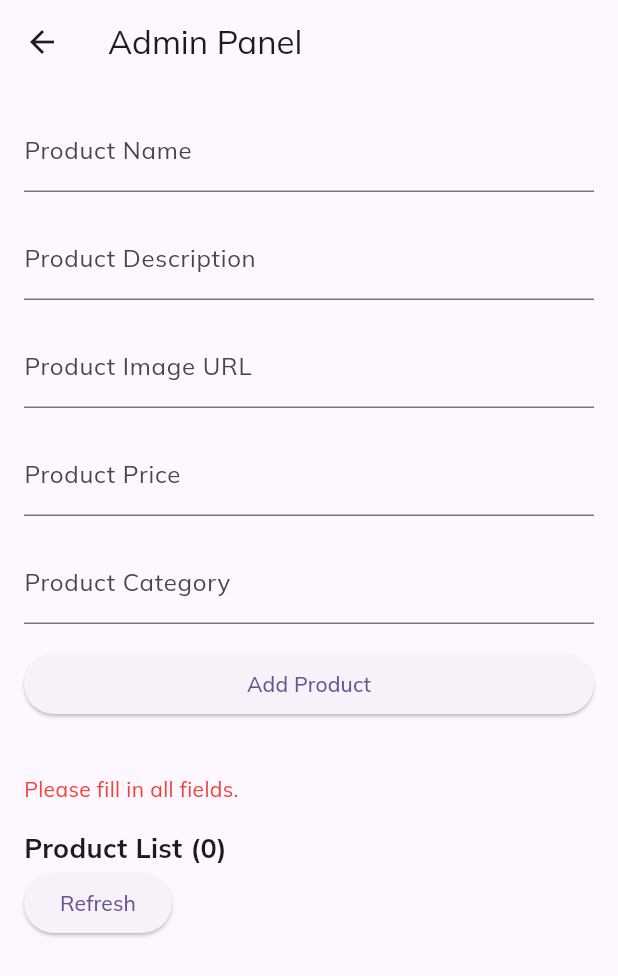
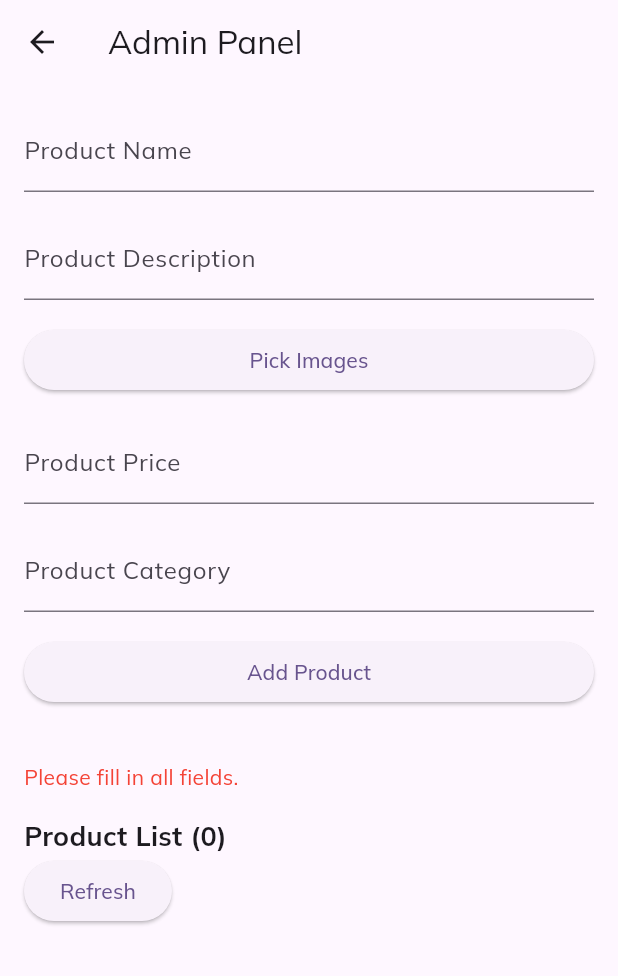
Before and after one commit to Sabooralt/Infantique, a Flutter app: the AdminPanel screen opened directly, after a tap on "Add Product", on a phone screen of 412 x 824 dp. Shown: the top 976 px of the screen. Run offline on Flutter 3.47's test engine with Material 3 defaults, Android fonts, the light colour scheme and no system bars; our stand-ins replace carousel_slider, cloud_firestore, firebase_auth, firebase_core, firebase_storage, flutter_colorpicker and 4 more; accounts and stored records are empty.

Commit message:
4th commit

```diff
--- a/lib/admin_panel/product_crud.dart
+++ b/lib/admin_panel/product_crud.dart
@@ -1,6 +1,13 @@
+import 'package:flutter/foundation.dart';
 import 'package:flutter/material.dart';
+import 'dart:io';
 import 'package:flutter/services.dart';
 import 'package:infantique/models/product.dart';
+import 'package:image_picker/image_picker.dart';
+import 'package:firebase_storage/firebase_storage.dart' as firebase_storage;
+import 'package:carousel_slider/carousel_slider.dart';
+import 'package:infantique/widgets/loadingManager.dart';
+
 
 class AdminPanel extends StatefulWidget {
   @override
@@ -13,22 +20,17 @@ class _AdminPanelState extends State<AdminPanel> {
 
   final TextEditingController nameController = TextEditingController();
   final TextEditingController descriptionController = TextEditingController();
-  final TextEditingController imageController = TextEditingController();
   final TextEditingController priceController = TextEditingController();
   final TextEditingController categoryController = TextEditingController();
 
   final ProductService productService = ProductService();
-  final Product myProduct = Product(
-    id: '',
-    title: '',
-    description: '',
-    category: '',
-    image: '',
-    price: 0,
-  );
+
+  List<File> _images = [];
 
   String successMessage = '';
   String errorMessage = '';
+
+  bool _isLoading = false;
 
   @override
   Widget build(BuildContext context) {
@@ -36,7 +38,7 @@ class _AdminPanelState extends State<AdminPanel> {
       appBar: AppBar(
         title: Text('Admin Panel'),
       ),
-      body: Padding(
+      body: SingleChildScrollView(
         padding: EdgeInsets.all(16.0),
         child: Column(
           crossAxisAlignment: CrossAxisAlignment.stretch,
@@ -51,17 +53,44 @@ class _AdminPanelState extends State<AdminPanel> {
               decoration: InputDecoration(labelText: 'Product Description'),
             ),
             SizedBox(height: 16.0),
-            TextField(
-              controller: imageController,
-              decoration: InputDecoration(labelText: 'Product Image URL'),
+            ElevatedButton(
+              onPressed: () async {
+                final pickedImages = await _getImages();
+                if (pickedImages != null) {
+                  setState(() {
+                    _images = pickedImages;
+                    successMessage = ''; // Clear success message when picking new images
+                    errorMessage = ''; // Clear error message when picking new images
+                  });
+                }
+              },
+              child: Text('Pick Images'),
             ),
+            _images.isNotEmpty
+                ? CarouselSlider.builder(
+              itemCount: _images.length,
+              itemBuilder: (context, index, realIndex) {
+                return Image.network(
+                  _images[index].path, // Assuming '_images' is a list of File
+                  fit: BoxFit.cover,
+                  height: 150,
+                );
+              },
+              options: CarouselOptions(
+                aspectRatio: 16 / 9,
+                viewportFraction: 0.6,
+                autoPlay: false,
+              ),
+            )
+                : SizedBox(height: 0),
+
             SizedBox(height: 16.0),
             TextField(
               controller: priceController,
               decoration: InputDecoration(labelText: 'Product Price'),
               keyboardType: TextInputType.number,
               inputFormatters: <TextInputFormatter>[
-                FilteringTextInputFormatter.digitsOnly, // Allow only numeric input
+                FilteringTextInputFormatter.digitsOnly,
               ],
             ),
             SizedBox(height: 16.0),
@@ -77,13 +106,10 @@ class _AdminPanelState extends State<AdminPanel> {
               child: Text('Add Product'),
             ),
             SizedBox(height: 16.0),
-            // Display success or error message
             Text(successMessage, style: TextStyle(color: Colors.green)),
             Text(errorMessage, style: TextStyle(color: Colors.red)),
             SizedBox(height: 16.0),
-            // Display the list of products
-            Expanded(
-              child: RefreshIndicator(
+            RefreshIndicator(
               key: _refreshIndicatorKey,
               onRefresh: () async {
                 await _refreshProducts();
@@ -93,21 +119,77 @@ class _AdminPanelState extends State<AdminPanel> {
                 refreshProducts: _refreshProducts,
               ),
             ),
-            ),
           ],
         ),
       ),
     );
   }
 
+  Future<List<File>> _getImages() async {
+    List<File> selectedImages = [];
+
+    try {
+      final picker = ImagePicker();
+
+      if (kIsWeb) {
+        // Use web-specific code (e.g., image_picker_web) for Flutter web
+        // Example: https://pub.dev/packages/image_picker_web
+        // Note: Replace the following line with the actual web implementation
+        throw UnimplementedError('Web implementation not provided');
+      } else {
+        List<XFile>? pickedImages = await picker.pickMultiImage();
+
+        if (pickedImages != null) {
+          selectedImages = pickedImages.map((image) => File(image.path)).toList();
+        }
+      }
+    } on PlatformException catch (e) {
+      print("Error picking images: $e");
+    }
+
+    return selectedImages;
+  }
+
+
+
+  Future<List<String>> _uploadImages(List<File> images) async {
+    List<String> imageUrls = [];
+
+    try {
+      for (File image in images) {
+        firebase_storage.Reference storageReference =
+        firebase_storage.FirebaseStorage.instance
+            .ref()
+            .child('product_images/${DateTime.now().millisecondsSinceEpoch}');
+
+        firebase_storage.UploadTask uploadTask = storageReference.putFile(image);
+        await uploadTask.whenComplete(() => null);
+
+        String imageUrl = await storageReference.getDownloadURL();
+        imageUrls.add(imageUrl);
+      }
+      setState(() {
+        _isLoading = true;
+      });
+
+      return imageUrls;
+    } catch (error) {
+      print(error);
+      throw 'Error uploading images: $error';
+    }finally{
+      setState(() {
+        _isLoading = false;
+      });
+    }
+  }
+
+
   Future<void> _addProduct() async {
     String title = nameController.text.trim();
     String description = descriptionController.text.trim();
-    String image = imageController.text.trim();
     String category = categoryController.text.trim();
 
-    if (title.isEmpty || description.isEmpty || image.isEmpty ||
-        category.isEmpty) {
+    if (title.isEmpty || description.isEmpty || category.isEmpty) {
       setState(() {
         errorMessage = 'Please fill in all fields.';
         successMessage = '';
@@ -117,50 +199,61 @@ class _AdminPanelState extends State<AdminPanel> {
 
     double price = double.tryParse(priceController.text.trim()) ?? 0.0;
 
+    try {
+      if (_images.isNotEmpty) {
+        List<String> imagePaths = await _uploadImages(_images);
+
         Product newProduct = Product(
           id: '',
-      // This will be assigned by Firestore
           title: title,
           description: description,
-      image: image,
+          images: imagePaths,
           price: price,
           category: category,
         );
 
-    try {
         await productService.addProduct(newProduct);
+
         setState(() {
           successMessage = 'Product added successfully!';
           errorMessage = '';
+          _clearFields();
         });
-
-      // Clear the text fields after adding a product
-      nameController.clear();
-      descriptionController.clear();
-      imageController.clear();
-      priceController.clear();
-      categoryController.clear();
+      } else {
+        setState(() {
+          errorMessage = 'Please pick at least one image.';
+          successMessage = '';
+          _isLoading = true;
+        });
+      }
     } catch (error) {
       setState(() {
         errorMessage = 'Error adding product: $error';
         successMessage = '';
       });
       _refreshIndicatorKey.currentState?.show();
-    }
-  }
-
-
-  // Manually trigger a refresh
-
-
-  Future<void> _refreshProducts() async {
-    // Implement your logic to refresh the product list
+    }finally{
       setState(() {
-      // Manually trigger a refresh by rebuilding the widget
+        _isLoading = false;
       });
     }
   }
 
+  void _clearFields() {
+    nameController.clear();
+    descriptionController.clear();
+    priceController.clear();
+    categoryController.clear();
+    setState(() {
+      _images = [];
+    });
+  }
+
+  Future<void> _refreshProducts() async {
+    // Implement your logic to refresh the product list
+    setState(() {});
+  }
+}
 
 class ProductList extends StatelessWidget {
   final ProductService productService;
@@ -197,11 +290,9 @@ class ProductList extends StatelessWidget {
                     },
                     child: Text('Refresh'),
                   ),
-                  // Add your loading screen widget here
                 ],
               ),
               SizedBox(height: 8.0),
-              // Display the list of products
               ListView.builder(
                 shrinkWrap: true,
                 itemCount: products.length,
@@ -217,19 +308,26 @@ class ProductList extends StatelessWidget {
                           Text(product.description),
                         ],
                       ),
-                      leading: product.image.isNotEmpty
+                      leading: product.images.isNotEmpty
                           ? Container(
                         width: 50,
                         height: 50,
-                        decoration: BoxDecoration(
-                          shape: BoxShape.circle,
-                          image: DecorationImage(
-                            fit: BoxFit.cover,
-                            image: NetworkImage(product.image),
+                        child: ListView.builder(
+                          scrollDirection: Axis.horizontal,
+                          itemCount: product.images.length,
+                          itemBuilder: (context, imageIndex) {
+                            return Padding(
+                              padding: const EdgeInsets.only(right: 5.0),
+                              child: CircleAvatar(
+                                radius: 20,
+                                backgroundImage:
+                                NetworkImage(product.images[imageIndex]),
                               ),
+                            );
+                          },
                         ),
                       )
-                          : SizedBox(width: 50, height: 50), // Placeholder for image if empty
+                          : SizedBox(width: 50, height: 50),
                       trailing: Row(
                         mainAxisSize: MainAxisSize.min,
                         children: [
@@ -253,8 +351,6 @@ class ProductList extends StatelessWidget {
                   );
                 },
               ),
-
-
             ],
           );
         }
--- a/lib/models/product.dart
+++ b/lib/models/product.dart
@@ -1,11 +1,10 @@
-import 'package:flutter/material.dart';
 import 'package:cloud_firestore/cloud_firestore.dart';
 
 class Product {
   final String id;
   final String title;
   final String description;
-  final String image;
+  final List<String> images;
   final double price;
   final String category;
 
@@ -13,19 +12,23 @@ class Product {
     required this.id,
     required this.title,
     required this.description,
-    required this.image,
+    required this.images,
     required this.price,
     required this.category,
   });
 
   factory Product.fromFirestore(DocumentSnapshot doc) {
-    Map data = doc.data() as Map;
+    Map<String, dynamic>? data = doc.data() as Map<String, dynamic>?;
 
+    // Ensure data is not null
+    data ??= {};
+
+    List<String> imageUrls = List<String>.from(data['images'] ?? []);
     return Product(
       id: doc.id,
       title: data['title'] ?? '',
       description: data['description'] ?? '',
-      image: data['image'] ?? '',
+      images: imageUrls,
       price: (data['price'] ?? 0).toDouble(),
       category: data['category'] ?? '',
     );
@@ -45,7 +48,7 @@ class ProductService {
     await _productsCollection.add({
       'title': product.title,
       'description': product.description,
-      'image': product.image,
+      'image': product.images,
       'price': product.price,
       'category': product.category,
     });
@@ -55,7 +58,7 @@ class ProductService {
     await _productsCollection.doc(product.id).update({
       'title': product.title,
       'description': product.description,
-      'image': product.image,
+      'image': product.images,
       'price': product.price,
       'category': product.category,
     });
--- a/lib/widgets/cart_tile.dart
+++ b/lib/widgets/cart_tile.dart
@@ -36,9 +36,7 @@ class CartTile extends StatelessWidget {
                   borderRadius: BorderRadius.circular(20),
                 ),
                 padding: const EdgeInsets.all(10),
-                child: Image.asset(
-                  item.product.image,
-                ),
+
               ),
               const SizedBox(width: 10),
               Column(
--- a/lib/widgets/product_card.dart
+++ b/lib/widgets/product_card.dart
@@ -30,11 +30,7 @@ class ProductCard extends StatelessWidget {
             Container(
               child: Column(
                 children: [
-                  Image.asset(
-                    product.image,
-                    width: 112,
-                    height: 112,
-                  ),
+
                   SizedBox(
                     height: 5,
                   ),
```
Also changed, not shown: lib/screens/product_screen.dart (+0 -9 lines), pubspec.yaml (+6 -1 lines), pubspec.lock. Lines whose indentation alone changed are shown as unchanged.
